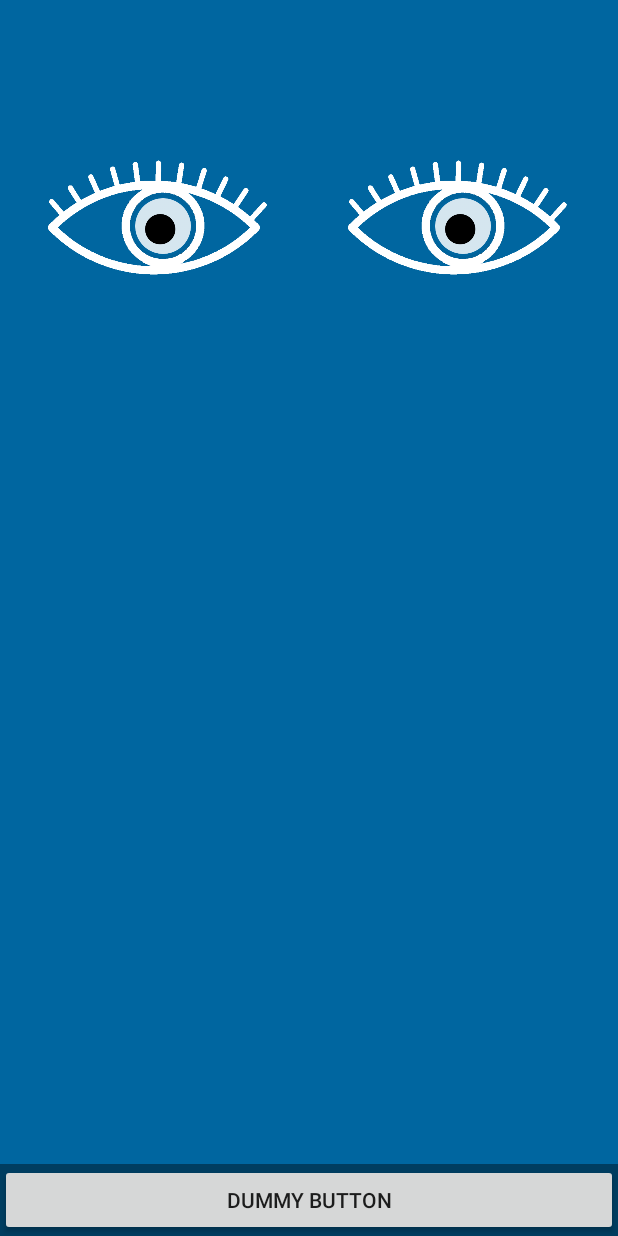
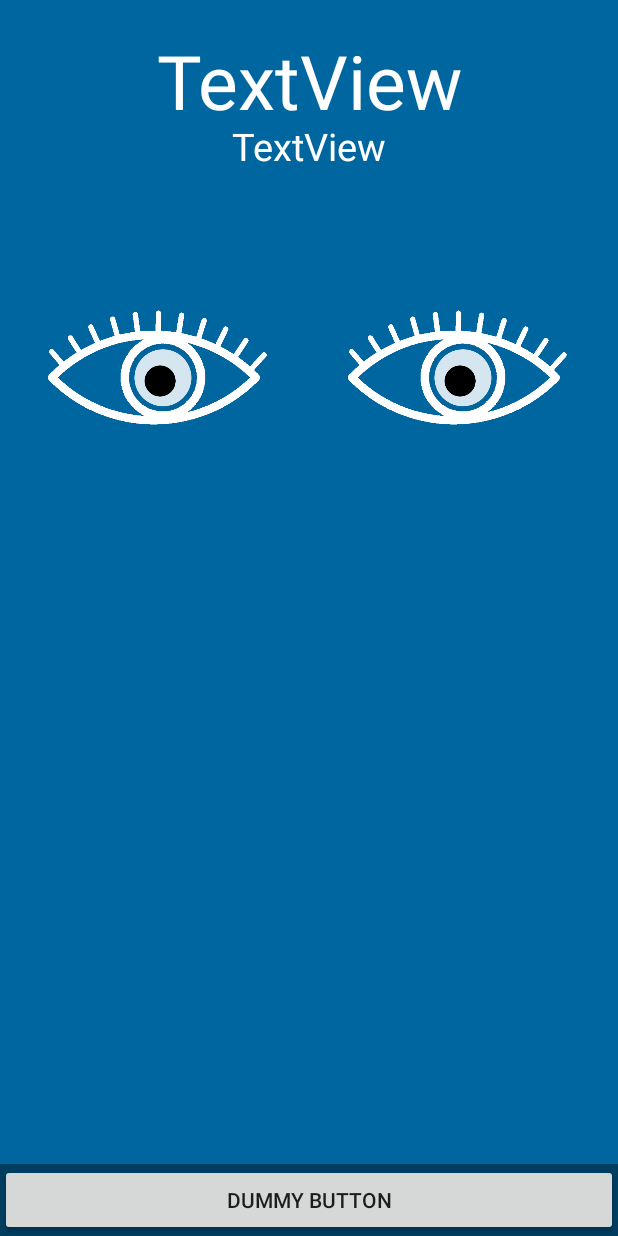
Before and after one commit to jasondb1/cpsc581_p1_sensor, an Android app: the layout activity_fullscreen.xml on its own in the app's theme, with its tools: preview values and no code run, on a phone screen of 412 x 824 dp. Run offline under Robolectric (Android 15) with nearby library versions, the phone set to English and light mode, and no system bars.

Commit message:
added time, tested shake and adjusted threshhold to work better

```diff
--- a/app/src/main/java/com/example/opensensor/FullscreenActivity.java
+++ b/app/src/main/java/com/example/opensensor/FullscreenActivity.java
@@ -6,6 +6,7 @@ import android.support.v7.app.ActionBar;
 import android.support.v7.app.AppCompatActivity;
 import android.os.Bundle;
 import android.os.Handler;
+import android.text.format.DateUtils;
 import android.view.MotionEvent;
 import android.view.View;
 import android.hardware.Sensor;
@@ -31,7 +32,7 @@ public class FullscreenActivity extends AppCompatActivity implements SensorEvent
      */
     public static int eyeStyleFlag = 0;     // flag for changing the eye styles
     private static final int eyeStyleNum = 4;      // total number of eye styles
-    private static final int SHAKE_THRESHOLD = 600;
+    private static final int SHAKE_THRESHOLD = 500;
     private static final int SHAKE_TIME_ELAPSE = 300;
     private static long previousTime;
     private static float x,y,z,x1,y1,z1;
@@ -42,6 +43,8 @@ public class FullscreenActivity extends AppCompatActivity implements SensorEvent
     public static boolean eyeOpen = true;
     private TextView mDebugText;
     private TextView mDebugLight;
+    private TextView hourText;
+    private TextView  dayText;
     private SensorManager sManager;
     private Sensor mGyro;
     private Sensor mAccelerometer;
@@ -180,6 +183,11 @@ public class FullscreenActivity extends AppCompatActivity implements SensorEvent
             //mDebugLight = (TextView) findViewById(R.id.debug_light);
             mDebugLight.setText("Running...");
         }
+
+        hourText = (TextView) findViewById(R.id.hourText);
+        hourText.setText(DateUtils.formatDateTime(getApplicationContext(), System.currentTimeMillis(), DateUtils.FORMAT_SHOW_TIME));
+        dayText = (TextView) findViewById(R.id.dayText);
+        dayText.setText(DateUtils.formatDateTime(getApplicationContext(), System.currentTimeMillis(), DateUtils.FORMAT_SHOW_DATE));
 
         //bind Pupils and eyelids
         mPupils = (FrameLayout) findViewById(R.id.pupils);
@@ -489,7 +497,7 @@ public class FullscreenActivity extends AppCompatActivity implements SensorEvent
         float MOVE_H_FACTOR = 65.0f; //multiply the angle by this factor so pupil movement = roll * MOVE_FACTOR - This affects how far the eye moves horizontally
         float MOVE_V_FACTOR = 11.0f; //multiply the angle by this factor so pupil movement = roll * MOVE_FACTOR - This affects how far the eye moves vertically
         int offsetX = 5;    //Default Horizontal position of eyes without any movement
-        int offsetY = 95;  //Default Vertical position of eyes without any movement
+        int offsetY = 195;  //Default Vertical position of eyes without any movement
         float offsetAngleY = (float) (PI / 3); //in Radians - Used to adjust the angle at which the eyes are centered vertically
 
         float amount = 0.0f;
--- a/app/src/main/res/layout/activity_fullscreen.xml
+++ b/app/src/main/res/layout/activity_fullscreen.xml
@@ -41,24 +41,26 @@
         <FrameLayout
             android:id="@+id/pupils"
             android:layout_width="match_parent"
-            android:layout_height="match_parent"
+            android:layout_height="wrap_content"
             android:translationX="15dp"
-            android:translationY="100dp">
+            android:translationY="200dp">
 
             <ImageView
                 android:id="@+id/PupilLeft"
                 android:layout_width="@android:dimen/thumbnail_height"
-                android:layout_height="88dp"
+                android:layout_height="90dp"
                 android:contentDescription="@string/pupilLeft"
+                android:translationY="0dp"
                 android:visibility="visible"
                 app:srcCompat="@drawable/pupil_00_white" />
 
             <ImageView
                 android:id="@+id/PupilRight"
                 android:layout_width="@android:dimen/thumbnail_height"
-                android:layout_height="88dp"
+                android:layout_height="90dp"
                 android:contentDescription="@string/pupilRight"
                 android:translationX="200dp"
+                android:translationY="0dp"
                 android:visibility="visible"
                 app:srcCompat="@drawable/pupil_00_white" />
         </FrameLayout>
@@ -68,7 +70,7 @@
             android:layout_width="match_parent"
             android:layout_height="wrap_content"
             android:translationX="15dp"
-            android:translationY="100dp">
+            android:translationY="200dp">
 
             <ImageView
                 android:id="@+id/EyelidLeft"
@@ -109,6 +111,27 @@
 
         </LinearLayout>
 
+        <TextView
+            android:id="@+id/hourText"
+            android:layout_width="match_parent"
+            android:layout_height="wrap_content"
+            android:text="TextView"
+            android:textAlignment="center"
+            android:textColor="#FFFFFF"
+            android:textSize="50sp"
+            android:translationX="0dp"
+            android:translationY="20dp" />
+
+        <TextView
+            android:id="@+id/dayText"
+            android:layout_width="match_parent"
+            android:layout_height="113dp"
+            android:text="TextView"
+            android:textAlignment="center"
+            android:textColor="#FFFFFF"
+            android:textSize="25sp"
+            android:translationX="0dp"
+            android:translationY="80dp" />
 
 
     </FrameLayout>
```
